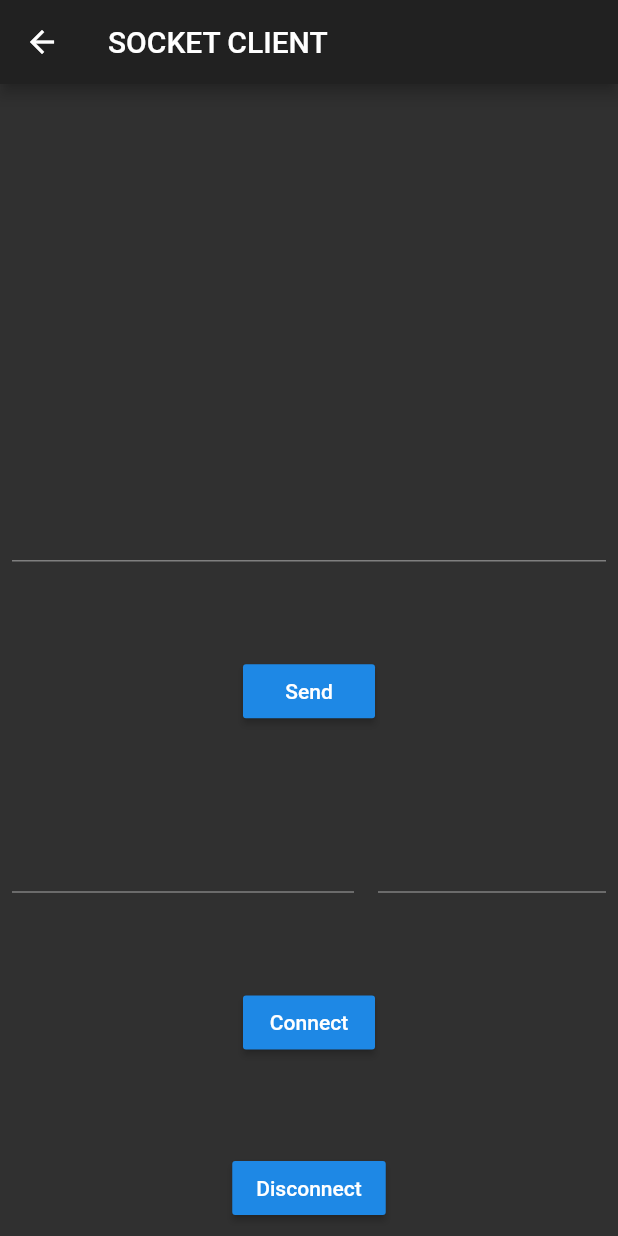
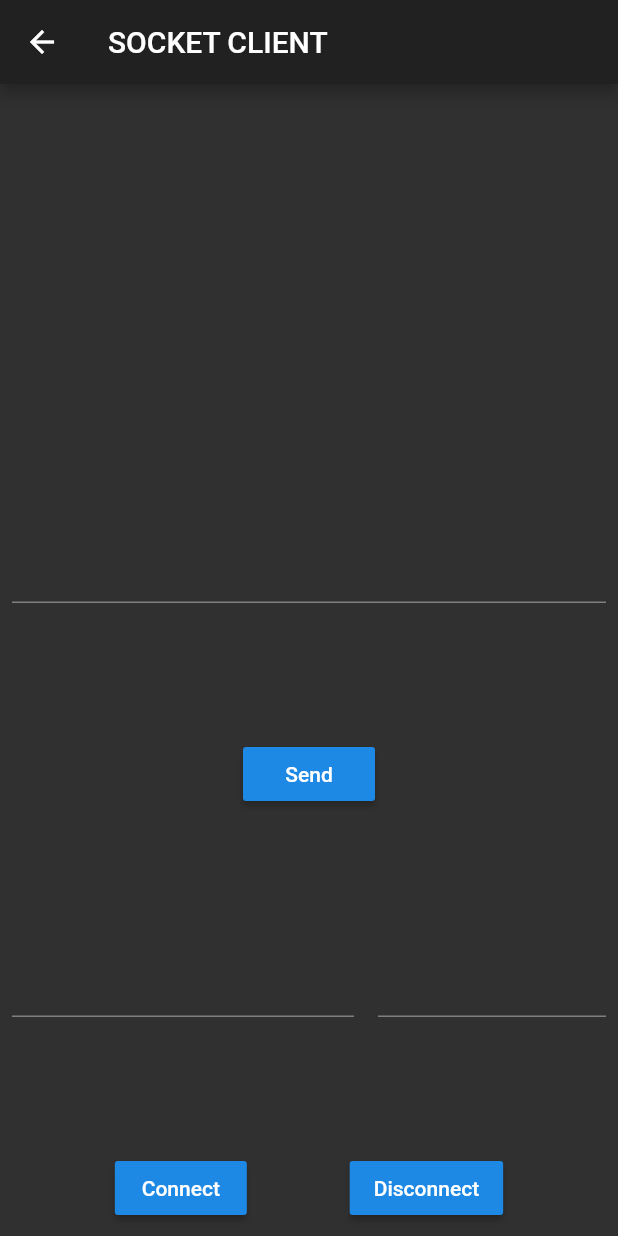
Before and after one commit to femrek/flutter_socket_practice, a Flutter app: the ScreenSocketClient screen opened by its route, on a phone screen of 412 x 824 dp. Run offline on Flutter 3.47's test engine with Material 2 defaults, Android fonts, the phone set to English and light mode, and no system bars.

Commit message:
feat: ui improved

```diff
--- a/lib/screen_socket_client.dart
+++ b/lib/screen_socket_client.dart
@@ -90,6 +90,9 @@ class _ScreenSocketClientState extends State<ScreenSocketClient> {
                 )
               ],
             ),
+            Row(
+              mainAxisAlignment: MainAxisAlignment.spaceEvenly,
+              children: [
                 /// connect
                 RaisedButton(
                   child: Text('Connect'),
@@ -106,6 +109,8 @@ class _ScreenSocketClientState extends State<ScreenSocketClient> {
                 ),
               ],
             ),
+          ],
+        ),
       ),
     );
   }
--- a/lib/screen_socket_server.dart
+++ b/lib/screen_socket_server.dart
@@ -81,6 +81,9 @@ class _ScreenSocketServerState extends State<ScreenSocketServer> {
                 _sendMessageToAllClients(_dataInputController.text);
               },
             ),
+            Row(
+              mainAxisAlignment: MainAxisAlignment.spaceEvenly,
+              children: [
                 /// start server
                 RaisedButton(
                   child: Text('Start Server'),
@@ -97,6 +100,8 @@ class _ScreenSocketServerState extends State<ScreenSocketServer> {
                 ),
               ],
             ),
+          ],
+        ),
       ),
     );
   }
```
Lines whose indentation alone changed are shown as unchanged.
